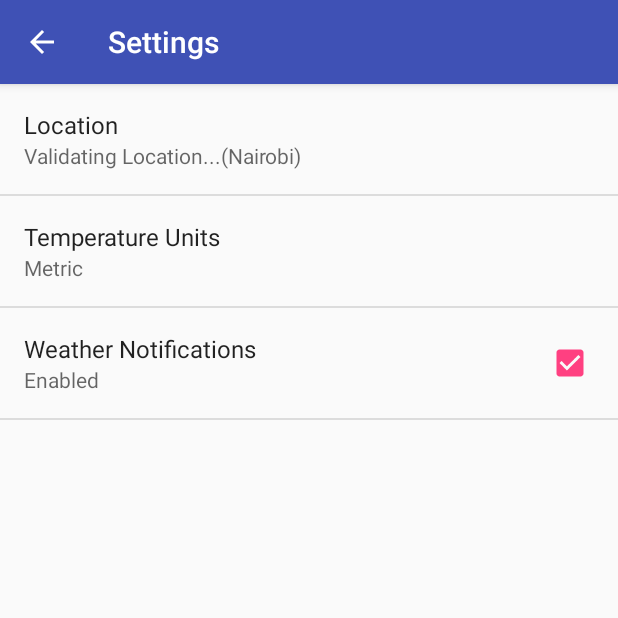
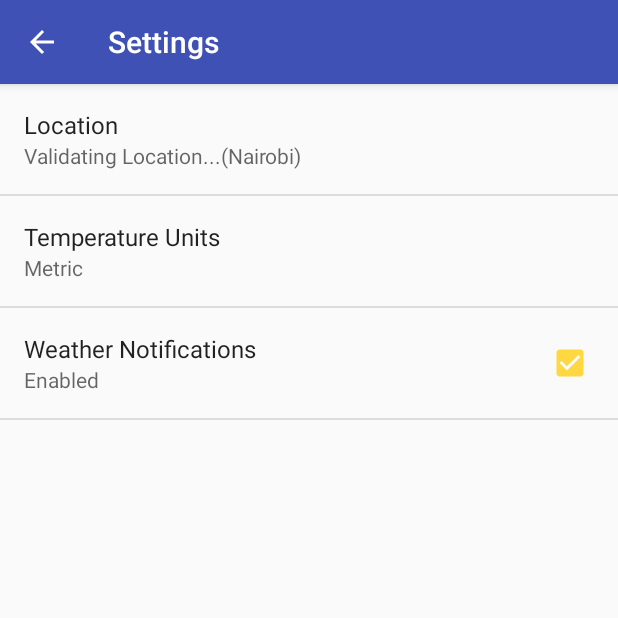
Before and after one commit to gitgik/Forecast, an Android app: the MainActivity screen opened directly, with no data from a screen before it, in the options menu, after a tap on "Settings", on a phone screen of 412 x 824 dp, the top half of it. Run offline under Robolectric (Android 15) with nearby library versions, the phone set to English and light mode, and no system bars; pictures from the network do not load; 1 statement that could not run was skipped.

Commit message:
(chore) Update material colors for material design

```diff
--- a/app/src/main/res/values/colors.xml
+++ b/app/src/main/res/values/colors.xml
@@ -1,7 +1,8 @@
 <?xml version="1.0" encoding="utf-8"?>
 <resources>
+    <color name="primaryLight">#B3E5FC</color>
     <color name="colorPrimary">#3F51B5</color>
     <color name="colorPrimaryDark">#303F9F</color>
-    <color name="colorAccent">#FF4081</color>
+    <color name="colorAccent">#FFD740</color>
     <color name="colorGrey">#e5e2e3</color>
 </resources>
```
